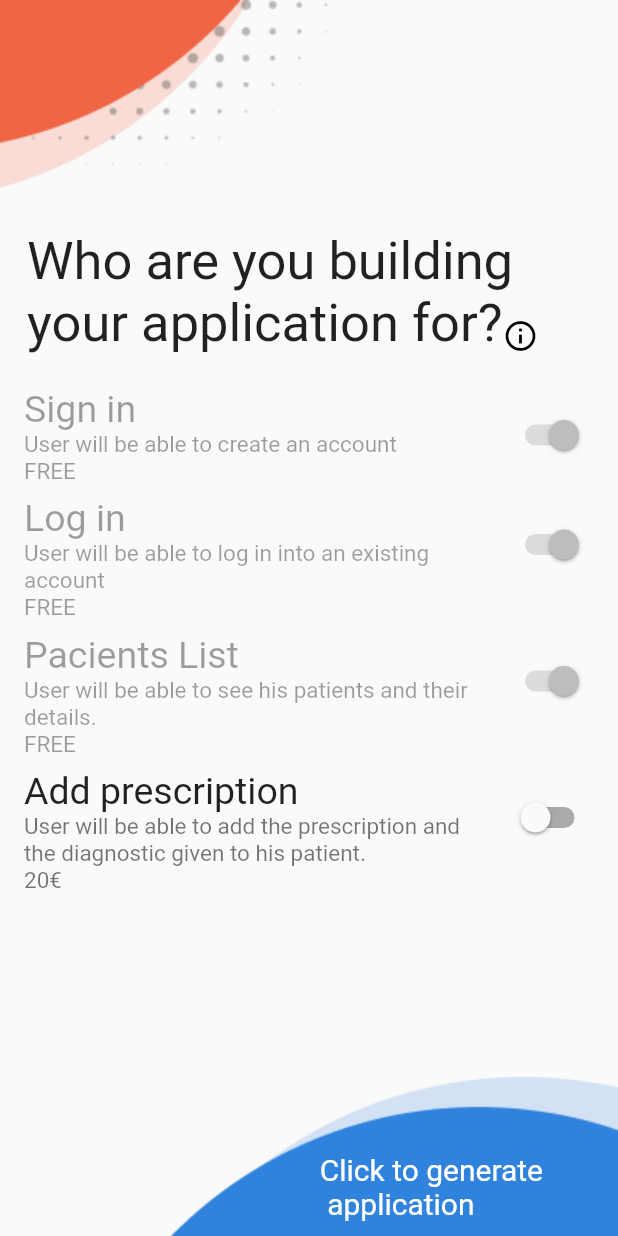
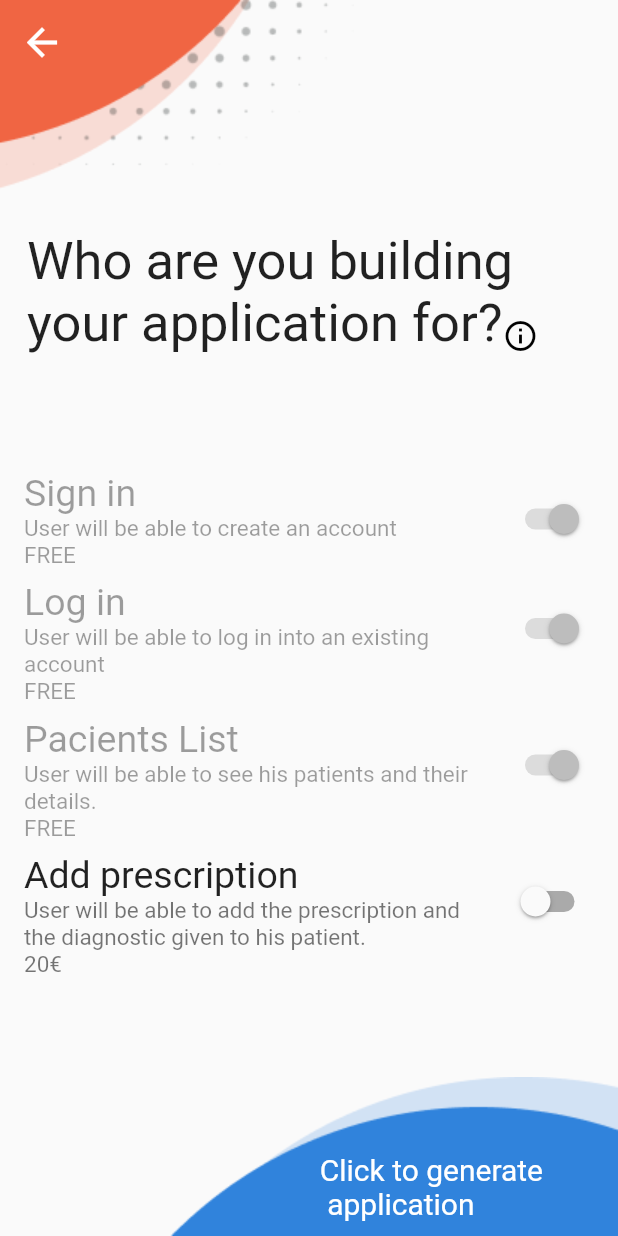
Before and after one commit to Becks-SmartHack/Inception_Doc, a Flutter app: the AppFeaturesScreen screen opened directly, on a phone screen of 412 x 824 dp. Run offline on Flutter 3.47's test engine with Material 2 defaults, Android fonts, the phone set to English and light mode, and no system bars; our stand-ins replace carousel_slider, cloud_firestore, firebase_core; accounts and stored records are empty.

Commit message:
Back button

```diff
--- a/structured_flutter_backend/lib/screens/appFeatures_screen.dart
+++ b/structured_flutter_backend/lib/screens/appFeatures_screen.dart
@@ -1,5 +1,6 @@
 import 'package:flutter/material.dart';
 import 'package:structured_flutter_backend/screens/AddHospitalLogoScreen.dart';
+import 'package:structured_flutter_backend/screens/carousel_screen.dart';
 
 
 class AppFeaturesScreen extends StatefulWidget {
@@ -19,6 +20,15 @@ class _AppFeaturesScreenState extends State<AppFeaturesScreen> {
     final double width = MediaQuery.of(context).size.width;
 
     return Scaffold(
+      extendBodyBehindAppBar: true,
+      appBar: AppBar(
+        elevation: 0,
+        backgroundColor: Colors.transparent,
+        leading: IconButton(
+          icon: Icon(Icons.arrow_back, color: Colors.white, size: 30,),
+          onPressed: () =>  Navigator.of(context).pop(),
+        ),
+      ),
       body:
           Column(
               mainAxisAlignment: MainAxisAlignment.start,
```
Also changed, not shown: structured_flutter_backend/lib/screens/AddHospitalLogoScreen.dart (+9 -0 lines), structured_flutter_backend/lib/screens/DownloadScreen.dart (+9 -0 lines), structured_flutter_backend/lib/screens/LoadingScreen.dart (+9 -0 lines), structured_flutter_backend/lib/screens/PaymentCheckoutScreen.dart (+9 -0 lines), structured_flutter_backend/lib/screens/carousel_screen.dart (+12 -0 lines).
